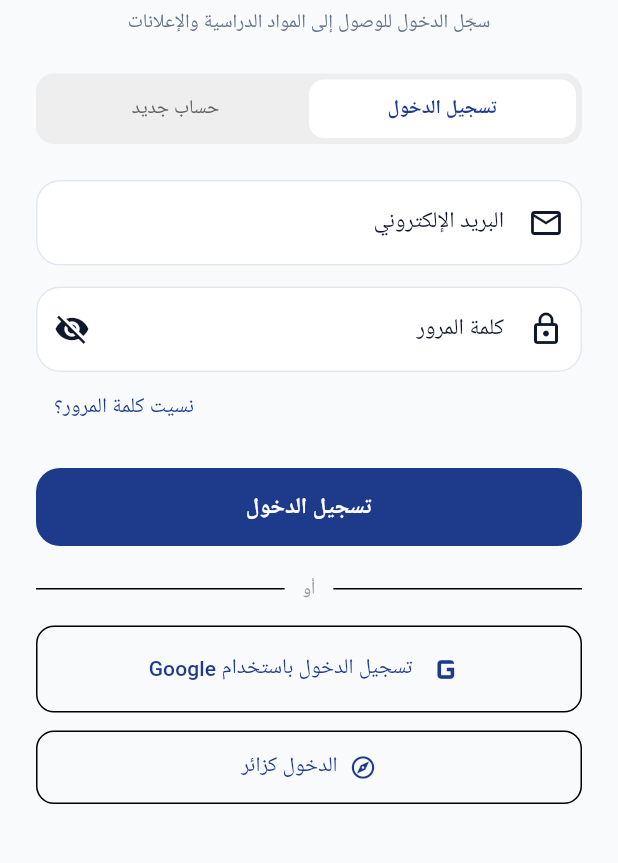
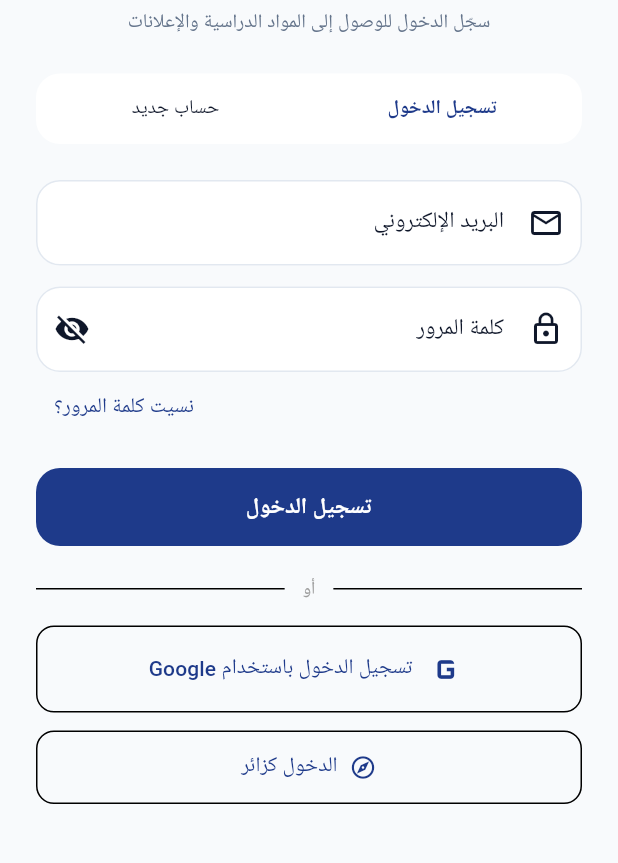
Before and after one commit to gamalzakareya6-star/GenZoo-app, a Flutter app: the screen it shows after launch, on a phone screen of 412 x 824 dp, the part 342-1205 px from its top. Run offline on Flutter 3.47's test engine with Material 3 defaults, Android fonts, the phone set to English and light mode, and no system bars; our stand-ins replace audioplayers, cloud_firestore, file_picker, firebase_auth, firebase_core, firebase_messaging and 13 more; missing offline and left inert: background_downloader, pdfx, record; accounts and stored records are empty; Roboto replaces fonts that are missing (Cairo).

Commit message:
Polish adaptive login mode selector

```diff
--- a/lib/screens/auth/login_screen.dart
+++ b/lib/screens/auth/login_screen.dart
@@ -235,8 +235,8 @@ class _LoginScreenState extends State<LoginScreen> {
                   // Login and registration toggle
                   Container(
                     decoration: BoxDecoration(
-                      color: Colors.grey.shade200,
-                      borderRadius: BorderRadius.circular(12),
+                      color: theme.colorScheme.surfaceContainerHighest,
+                      borderRadius: BorderRadius.circular(16),
                     ),
                     padding: const EdgeInsets.all(4),
                     child: Row(
@@ -256,10 +256,10 @@ class _LoginScreenState extends State<LoginScreen> {
                               ),
                               decoration: BoxDecoration(
                                 color: !_isRegisterMode
-                                    ? Colors.white
+                                    ? theme.colorScheme.surface
                                     : Colors.transparent,
                                 borderRadius:
-                                    BorderRadius.circular(10),
+                                    BorderRadius.circular(13),
                               ),
                               child: Text(
                                 'تسجيل الدخول',
@@ -270,7 +270,7 @@ class _LoginScreenState extends State<LoginScreen> {
                                       : FontWeight.w500,
                                   color: !_isRegisterMode
                                       ? AppColors.primary
-                                      : Colors.grey.shade700,
+                                      : theme.colorScheme.onSurfaceVariant,
                                 ),
                               ),
                             ),
@@ -291,10 +291,10 @@ class _LoginScreenState extends State<LoginScreen> {
                               ),
                               decoration: BoxDecoration(
                                 color: _isRegisterMode
-                                    ? Colors.white
+                                    ? theme.colorScheme.surface
                                     : Colors.transparent,
                                 borderRadius:
-                                    BorderRadius.circular(10),
+                                    BorderRadius.circular(13),
                               ),
                               child: Text(
                                 'حساب جديد',
@@ -305,7 +305,7 @@ class _LoginScreenState extends State<LoginScreen> {
                                       : FontWeight.w500,
                                   color: _isRegisterMode
                                       ? AppColors.primary
-                                      : Colors.grey.shade700,
+                                      : theme.colorScheme.onSurfaceVariant,
                                 ),
                               ),
                             ),
```
